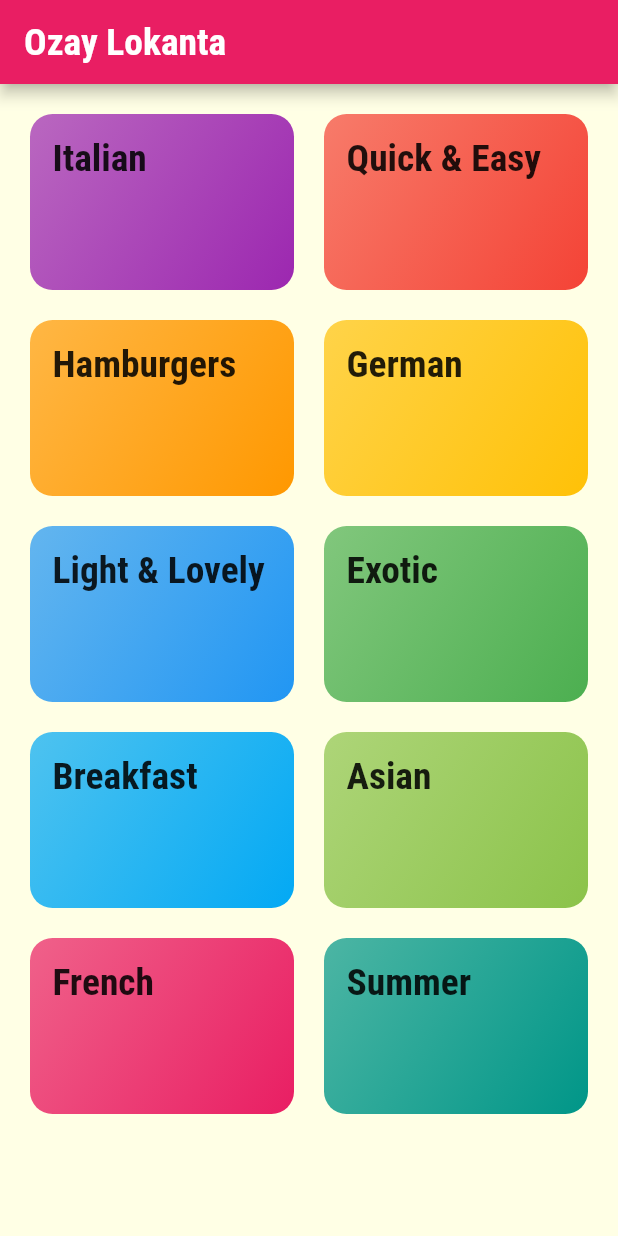
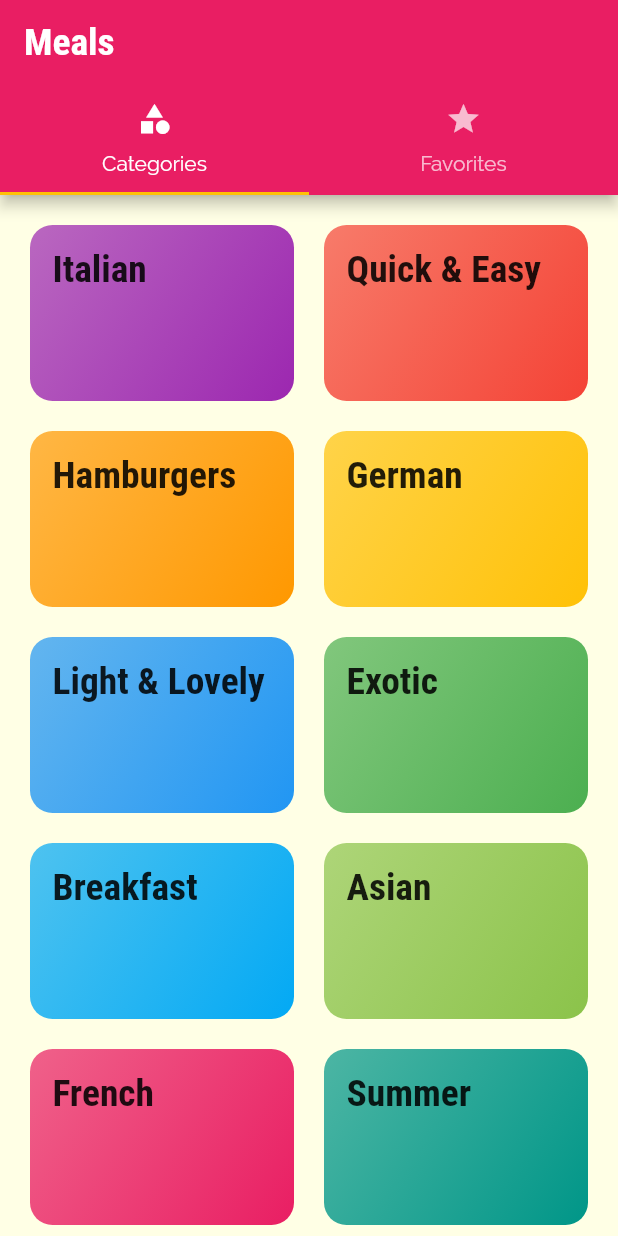
Before and after one commit to furkanayyildiz/meals_app, a Flutter app: the screen it shows after launch, on a phone screen of 412 x 824 dp. Run offline on Flutter 3.47's test engine with Material 2 defaults, Android fonts, the phone set to English and light mode, and no system bars.

Commit message:
adding tapbar

```diff
--- a/lib/main.dart
+++ b/lib/main.dart
@@ -1,4 +1,5 @@
 import 'package:flutter/material.dart';
+import 'package:meals_app/screens/tabs_screen.dart';
 
 // page imports
 import "./screens/categories_screen.dart";
@@ -34,7 +35,7 @@ class MyApp extends StatelessWidget {
       //home: CategoriesScreen(),
       //initialRoute: '/', bunu ekleriz istersek başka bir sayfayı başlangıc yapcaksak ama şu an gerek yok "/" şu an başlangıç durumunda
       routes: {
-        "/": (ctx) => CategoriesScreen(),
+        "/": (ctx) => TabsScreen(),
         CategoryMealsScreen.routeName: (ctx) => CategoryMealsScreen(),
         MealDetailScreen.routeName: (ctx) => MealDetailScreen(),
       },
--- a/lib/screens/categories_screen.dart
+++ b/lib/screens/categories_screen.dart
@@ -9,11 +9,7 @@ class CategoriesScreen extends StatelessWidget {
 
   @override
   Widget build(BuildContext context) {
-    return Scaffold(
-      appBar: AppBar(
-        title: const Text("Ozay Lokanta"),
-      ),
-      body: GridView(
+    return GridView(
       padding: const EdgeInsets.all(20),
       children: DUMMY_CATEGORIES
           .map(
@@ -30,7 +26,6 @@ class CategoriesScreen extends StatelessWidget {
         crossAxisSpacing: 20,
         mainAxisSpacing: 20,
       ),
-      ),
     );
   }
 }
--- /dev/null
+++ b/lib/screens/tabs_screen.dart
@@ -0,0 +1,40 @@
+import 'package:flutter/material.dart';
+
+//page imports
+import './categories_screen.dart';
+import "./favorites_screen.dart";
+
+class TabsScreen extends StatefulWidget {
+  const TabsScreen({super.key});
+
+  @override
+  State<TabsScreen> createState() => _TabsScreenState();
+}
+
+class _TabsScreenState extends State<TabsScreen> {
+  @override
+  Widget build(BuildContext context) {
+    return DefaultTabController(
+      length: 2,
+      child: Scaffold(
+        appBar: AppBar(
+          title: Text("Meals"),
+          bottom: TabBar(
+            tabs: <Widget>[
+              Tab(
+                icon: const Icon(Icons.category),
+                text: "Categories",
+              ),
+              Tab(
+                icon: Icon(Icons.star),
+                text: "Favorites",
+              )
+            ],
+          ),
+        ),
+        body: TabBarView(
+            children: <Widget>[CategoriesScreen(), FavoritesScreen()]),
+      ),
+    );
+  }
+}
```
Lines whose indentation alone changed are shown as unchanged.
